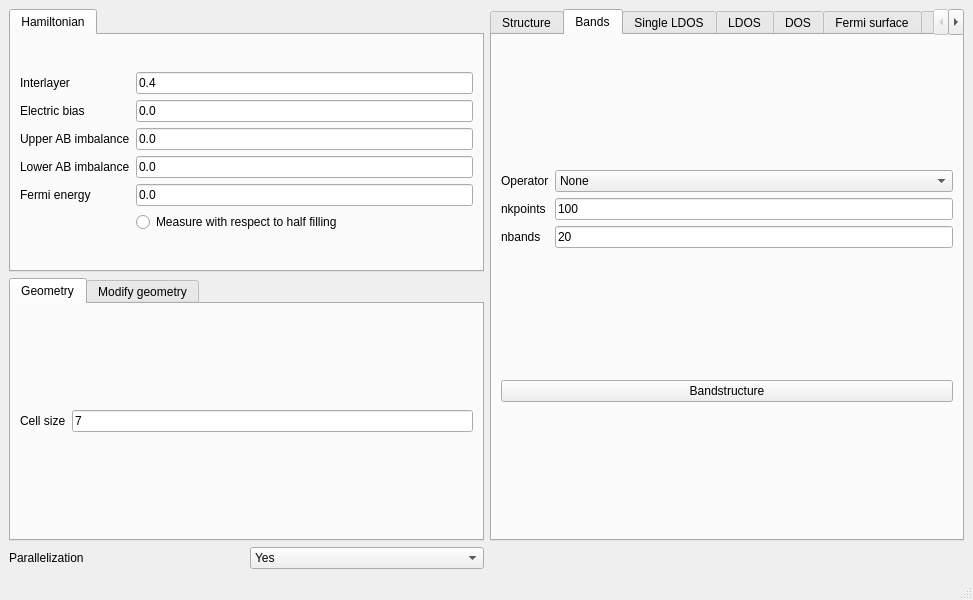
This is development/interface-pyqt/tbg/interface.ui in joselado/quantum-honeycomp as Qt 5 draws it before an edit. The edited form follows.
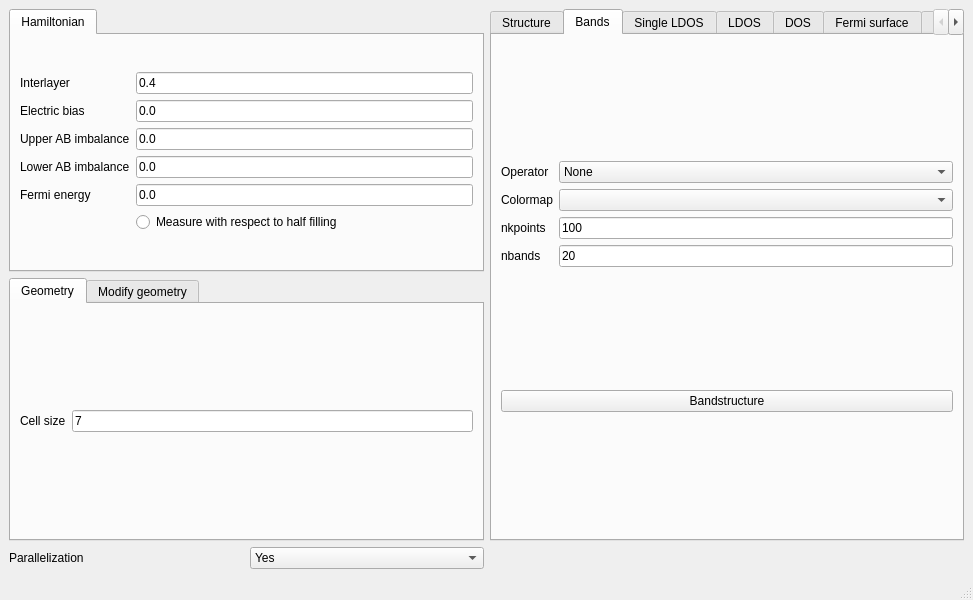
This is the edited form. The open tabs and pages were chosen to show the change.

```diff
--- a/development/interface-pyqt/tbg/interface.ui
+++ b/development/interface-pyqt/tbg/interface.ui
@@ -161,28 +161,28 @@
        <layout class="QGridLayout" name="gridLayout_9">
         <item row="0" column="0">
          <layout class="QGridLayout" name="gridLayout_3">
-          <item row="2" column="0">
+          <item row="3" column="0">
            <widget class="QLabel" name="label_7">
             <property name="text">
              <string>nbands</string>
             </property>
            </widget>
           </item>
-          <item row="1" column="0">
+          <item row="2" column="0">
            <widget class="QLabel" name="label_6">
             <property name="text">
              <string>nkpoints</string>
             </property>
            </widget>
           </item>
-          <item row="2" column="1">
+          <item row="3" column="1">
            <widget class="QLineEdit" name="nbands">
             <property name="text">
              <string>20</string>
             </property>
            </widget>
           </item>
-          <item row="1" column="1">
+          <item row="2" column="1">
            <widget class="QLineEdit" name="nk_bands">
             <property name="text">
              <string>100</string>
@@ -208,6 +208,26 @@
               <string>Valley</string>
              </property>
             </item>
+            <item>
+             <property name="text">
+              <string>IPR</string>
+             </property>
+            </item>
+            <item>
+             <property name="text">
+              <string>Layer</string>
+             </property>
+            </item>
+           </widget>
+          </item>
+          <item row="1" column="1">
+           <widget class="QComboBox" name="bands_colormap"/>
+          </item>
+          <item row="1" column="0">
+           <widget class="QLabel" name="label_18">
+            <property name="text">
+             <string>Colormap</string>
+            </property>
            </widget>
           </item>
          </layout>
```
Left out of the diff: 40 changed lines with no effect on the pictures.
